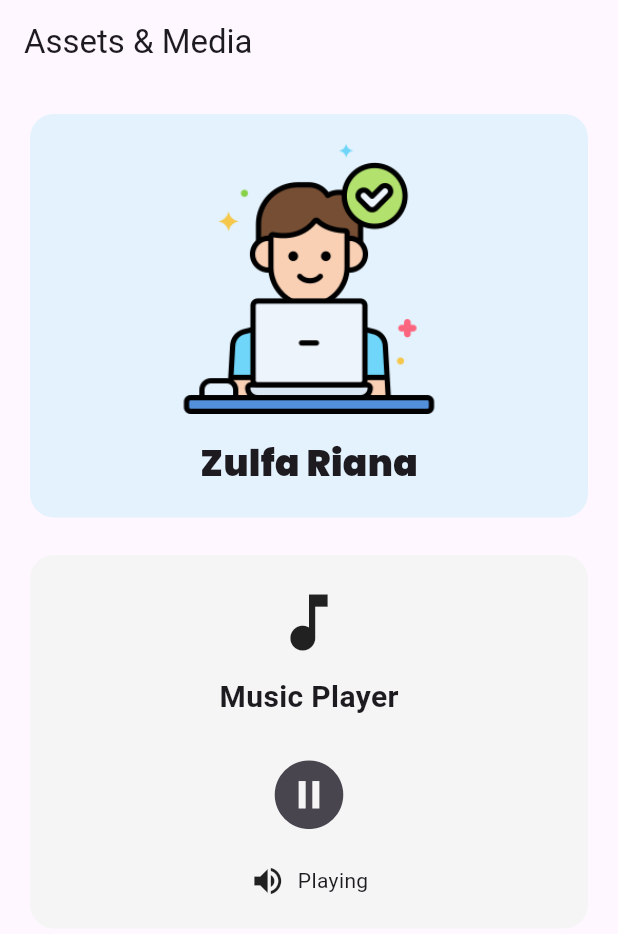
After one commit to Zulfaar/prak-mobilelanjut-2407051006, a Flutter app: the screen it shows after launch, after a tap on the "play circle" icon, on a phone screen of 412 x 824 dp. The commit adds this screen. Shown: the top 934 px of the screen. Run offline on Flutter 3.47's test engine with Material 3 defaults, Android fonts, the phone set to English and light mode, and no system bars; our stand-ins replace audioplayers.

Commit message:
Assets and Media

```diff
--- /dev/null
+++ b/flutter_application_1/lib/assets_media.dart
@@ -0,0 +1,131 @@
+import 'package:flutter/material.dart';
+import 'package:audioplayers/audioplayers.dart';
+
+class AssetsMedia extends StatefulWidget {
+  const AssetsMedia({super.key});
+
+  @override
+  State<AssetsMedia> createState() => _AssetsMediaState();
+}
+
+class _AssetsMediaState extends State<AssetsMedia> {
+  final AudioPlayer audioPlayer = AudioPlayer();
+  bool isPlaying = false;
+
+  Future<void> playAudio() async {
+    if (isPlaying) {
+      await audioPlayer.pause();
+      setState(() {
+        isPlaying = false;
+      });
+    } else {
+      await audioPlayer.play(AssetSource('audio/music.mp3'));
+      setState(() {
+        isPlaying = true;
+      });
+    }
+  }
+
+  @override
+  void dispose() {
+    audioPlayer.dispose();
+    super.dispose();
+  }
+
+  @override
+  Widget build(BuildContext context) {
+    return Scaffold(
+      appBar: AppBar(
+        title: const Text('Assets & Media'),
+      ),
+      body: SingleChildScrollView(
+        padding: const EdgeInsets.all(20),
+        child: Column(
+          children: [
+            // PROFILE
+            Container(
+              width: double.infinity,
+              padding: const EdgeInsets.all(20),
+              decoration: BoxDecoration(
+                borderRadius: BorderRadius.circular(16),
+                color: Colors.blue.shade50,
+              ),
+              child: Column(
+                children: [
+                  Image.asset(
+                    'assets/images/IT.png',
+                    width: 180,
+                    height: 180,
+                    fit: BoxFit.cover,
+                  ),
+                  const SizedBox(height: 15),
+                  Text(
+                    'Zulfa Riana',
+                    style: const TextStyle(
+                      fontSize: 24,
+                      fontWeight: FontWeight.bold,
+                      fontFamily: 'Poppins',
+                    ),
+                  ),
+                ],
+              ),
+            ),
+
+            const SizedBox(height: 25),
+
+            // AUDIO
+            Container(
+              width: double.infinity,
+              padding: const EdgeInsets.all(20),
+              decoration: BoxDecoration(
+                borderRadius: BorderRadius.circular(16),
+                color: Colors.grey.shade100,
+              ),
+              child: Column(
+                children: [
+                  const Icon(
+                    Icons.music_note,
+                    size: 50,
+                  ),
+                  const SizedBox(height: 10),
+                  const Text(
+                    'Music Player',
+                    style: TextStyle(
+                      fontSize: 20,
+                      fontWeight: FontWeight.bold,
+                    ),
+                  ),
+                  const SizedBox(height: 15),
+                  IconButton(
+                    onPressed: playAudio,
+                    iconSize: 55,
+                    icon: Icon(
+                      isPlaying
+                          ? Icons.pause_circle
+                          : Icons.play_circle,
+                    ),
+                  ),
+                  const SizedBox(height: 10),
+                  Row(
+                    mainAxisAlignment: MainAxisAlignment.center,
+                    children: [
+                      Icon(
+                        isPlaying
+                            ? Icons.volume_up
+                            : Icons.volume_off,
+                      ),
+                      const SizedBox(width: 8),
+                      Text(
+                        isPlaying ? 'Playing' : 'Paused',
+                      ),
+                    ],
+                  ),
+                ],
+              ),
+            ),
+          ],
+        ),
+      ),
+    );
+  }
+}
--- a/flutter_application_1/lib/main.dart
+++ b/flutter_application_1/lib/main.dart
@@ -1,59 +1,22 @@
 import 'package:flutter/material.dart';
-import 'app_theme.dart';
-import 'responsive_profile.dart';
+import 'assets_media.dart';
 
 void main() {
   runApp(const MyApp());
 }
 
-class MyApp extends StatefulWidget {
+class MyApp extends StatelessWidget {
   const MyApp({super.key});
-
-  @override
-  State<MyApp> createState() => _MyAppState();
-}
-
-class _MyAppState extends State<MyApp> {
-  ThemeMode themeMode = ThemeMode.light;
-
-  void toggleTheme(bool isDark) {
-    setState(() {
-      themeMode = isDark ? ThemeMode.dark : ThemeMode.light;
-    });
-  }
 
   @override
   Widget build(BuildContext context) {
     return MaterialApp(
       debugShowCheckedModeBanner: false,
-      title: 'Responsive Profile',
-
-      theme: AppTheme.lightTheme,
-      darkTheme: AppTheme.darkTheme,
-      themeMode: themeMode,
-
-      home: Builder(
-        builder: (context) {
-          return Scaffold(
-            body: Stack(
-              children: [
-                const ResponsiveProfile(),
-
-                Positioned(
-                  top: 10,
-                  right: 10,
-                  child: SafeArea(
-                    child: Switch(
-                      value: themeMode == ThemeMode.dark,
-                      onChanged: toggleTheme,
-                    ),
-                  ),
-                ),
-              ],
-            ),
-          );
-        },
+      title: 'Assets & Media',
+      theme: ThemeData(
+        primarySwatch: Colors.blue,
       ),
+      home: const AssetsMedia(),
     );
   }
 }
```
Also changed, not shown: flutter_application_1/pubspec.yaml (+7 -1 lines), flutter_application_1/assets/fonts/Poppins-Regular.ttf (added), flutter_application_1/pubspec.lock, 6 other files.
